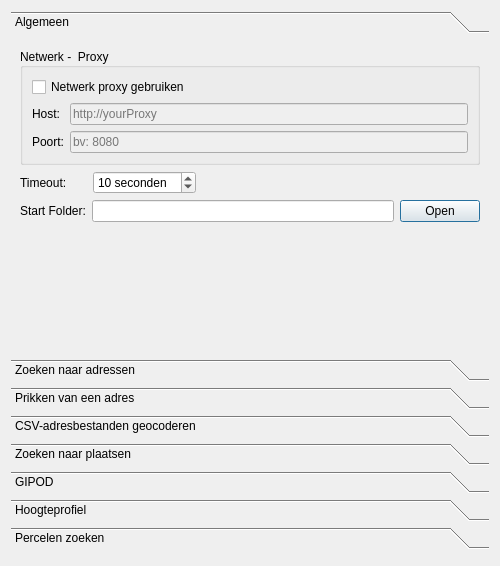
Before: the Qt Designer form ui_geopunt4QgisSettings.ui in warrieka/geopunt4Qgis, drawn with Qt 5.
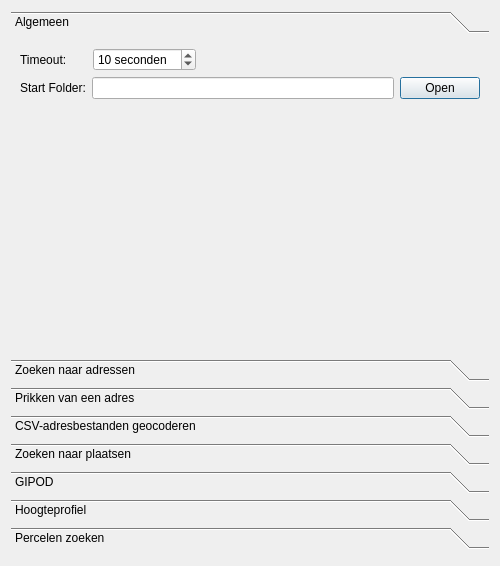
After: the same form once the commit is applied. Icons and pictures are not drawn.

```diff
--- a/ui_geopunt4QgisSettings.ui
+++ b/ui_geopunt4QgisSettings.ui
@@ -35,7 +35,7 @@
         <x>0</x>
         <y>0</y>
         <width>482</width>
-        <height>320</height>
+        <height>302</height>
        </rect>
       </property>
       <attribute name="icon">
@@ -46,68 +46,6 @@
        <string>Algemeen</string>
       </attribute>
       <layout class="QVBoxLayout" name="verticalLayout_13">
-       <item>
-        <widget class="QGroupBox" name="networkSettings">
-         <property name="title">
-          <string>Netwerk -  Proxy</string>
-         </property>
-         <property name="alignment">
-          <set>Qt::AlignLeading|Qt::AlignLeft|Qt::AlignVCenter</set>
-         </property>
-         <layout class="QFormLayout" name="formLayout">
-          <property name="fieldGrowthPolicy">
-           <enum>QFormLayout::ExpandingFieldsGrow</enum>
-          </property>
-          <item row="0" column="0" colspan="2">
-           <widget class="QCheckBox" name="proxyChk">
-            <property name="text">
-             <string>Netwerk proxy gebruiken</string>
-            </property>
-           </widget>
-          </item>
-          <item row="1" column="0">
-           <widget class="QLabel" name="label_6">
-            <property name="sizePolicy">
-             <sizepolicy hsizetype="Preferred" vsizetype="Preferred">
-              <horstretch>0</horstretch>
-              <verstretch>0</verstretch>
-             </sizepolicy>
-            </property>
-            <property name="text">
-             <string>Host: </string>
-            </property>
-           </widget>
-          </item>
-          <item row="1" column="1">
-           <widget class="QLineEdit" name="hostTxt">
-            <property name="enabled">
-             <bool>false</bool>
-            </property>
-            <property name="placeholderText">
-             <string>http://yourProxy</string>
-            </property>
-           </widget>
-          </item>
-          <item row="2" column="0">
-           <widget class="QLabel" name="label_5">
-            <property name="text">
-             <string>Poort:</string>
-            </property>
-           </widget>
-          </item>
-          <item row="2" column="1">
-           <widget class="QLineEdit" name="portTxt">
-            <property name="enabled">
-             <bool>false</bool>
-            </property>
-            <property name="placeholderText">
-             <string>bv: 8080</string>
-            </property>
-           </widget>
-          </item>
-         </layout>
-        </widget>
-       </item>
        <item>
         <layout class="QHBoxLayout" name="horizontalLayout_2">
          <item>
```
Left out of the diff: 58 changed lines with no effect on the pictures.
